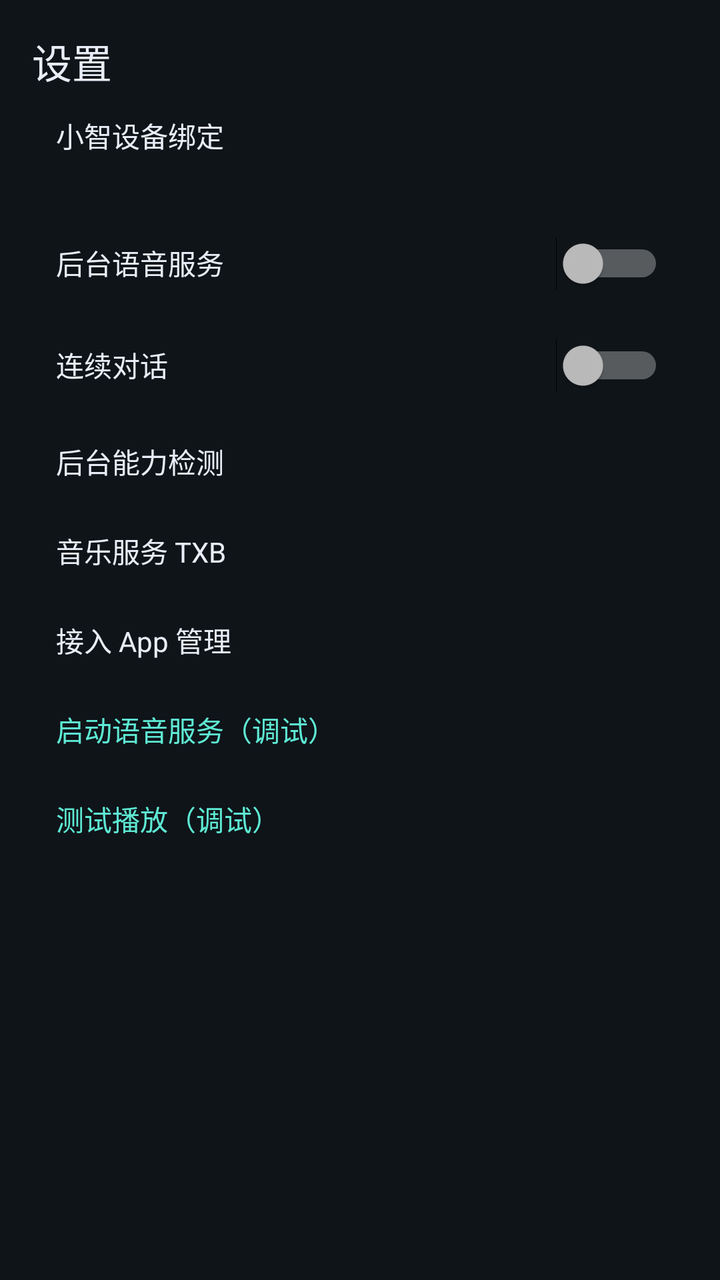
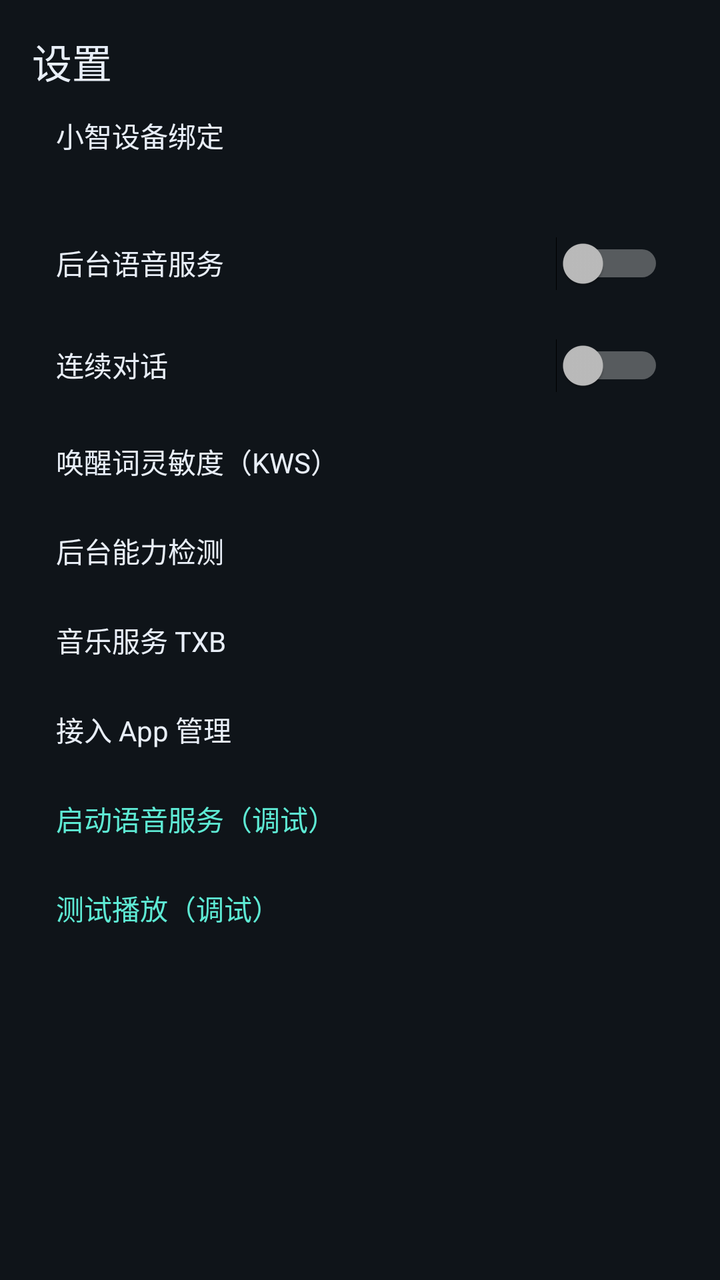

Before-and-after screenshots of an Android layout around one commit, followed by the original layout XML and the change that was made.
<!-- AndroidManifest.xml: application theme Theme.Xiaoyu -->
<!-- res/layout/activity_settings.xml -->
<?xml version="1.0" encoding="utf-8"?>
<ScrollView xmlns:android="http://schemas.android.com/apk/res/android"
    android:layout_width="match_parent"
    android:layout_height="match_parent"
    android:background="@color/xiaoyu_bg">
    <LinearLayout android:layout_width="match_parent" android:layout_height="wrap_content"
        android:orientation="vertical" android:padding="16dp">
        <TextView android:layout_width="wrap_content" android:layout_height="wrap_content"
            android:text="@string/settings" android:textColor="@color/xiaoyu_text" android:textSize="20sp"/>
        <TextView android:id="@+id/nowPlayingRow" android:layout_width="match_parent" android:layout_height="wrap_content"
            android:padding="12dp" android:textColor="@color/xiaoyu_primary" android:visibility="gone"/>
        <TextView android:id="@+id/rowBind" android:layout_width="match_parent" android:layout_height="wrap_content"
            android:padding="12dp" android:text="小智设备绑定" android:textColor="@color/xiaoyu_text"/>
        <TextView android:id="@+id/bindSummary" android:layout_width="match_parent" android:layout_height="wrap_content"
            android:paddingStart="12dp" android:textColor="@color/xiaoyu_muted" android:textSize="12sp"/>
        <LinearLayout android:layout_width="match_parent" android:layout_height="wrap_content" android:orientation="horizontal" android:padding="12dp">
            <TextView android:layout_width="0dp" android:layout_weight="1" android:layout_height="wrap_content"
                android:text="后台语音服务" android:textColor="@color/xiaoyu_text"/>
            <Switch android:id="@+id/switchBackgroundVoice" android:layout_width="wrap_content" android:layout_height="wrap_content"/>
        </LinearLayout>
        <LinearLayout android:layout_width="match_parent" android:layout_height="wrap_content" android:orientation="horizontal" android:padding="12dp">
            <TextView android:layout_width="0dp" android:layout_weight="1" android:layout_height="wrap_content"
                android:text="连续对话" android:textColor="@color/xiaoyu_text"/>
            <Switch android:id="@+id/switchContinuous" android:layout_width="wrap_content" android:layout_height="wrap_content"/>
        </LinearLayout>
        <TextView android:id="@+id/rowBackground" android:layout_width="match_parent" android:layout_height="wrap_content"
            android:padding="12dp" android:text="后台能力检测" android:textColor="@color/xiaoyu_text"/>
        <TextView android:id="@+id/rowTxb" android:layout_width="match_parent" android:layout_height="wrap_content"
            android:padding="12dp" android:text="音乐服务 TXB" android:textColor="@color/xiaoyu_text"/>
        <TextView android:id="@+id/rowAdapters" android:layout_width="match_parent" android:layout_height="wrap_content"
            android:padding="12dp" android:text="接入 App 管理" android:textColor="@color/xiaoyu_text"/>
        <TextView android:id="@+id/rowStartService" android:layout_width="match_parent" android:layout_height="wrap_content"
            android:padding="12dp" android:text="启动语音服务（调试）" android:textColor="@color/xiaoyu_primary"/>
        <TextView android:id="@+id/rowTestPlay" android:layout_width="match_parent" android:layout_height="wrap_content"
            android:padding="12dp" android:text="测试播放（调试）" android:textColor="@color/xiaoyu_primary"/>
    </LinearLayout>
</ScrollView>
<!-- resources referenced by this layout -->
<resources>
  <color name="xiaoyu_bg">#0f1419</color>
  <color name="xiaoyu_muted">#8b9bb8</color>
  <color name="xiaoyu_primary">#5eead4</color>
  <color name="xiaoyu_text">#e8eef7</color>
  <string name="settings">设置</string>
  <style name="Theme.Xiaoyu" parent="Theme.Material3.Dark.NoActionBar">
          <item name="colorPrimary">@color/xiaoyu_primary</item>
          <item name="android:statusBarColor">@color/xiaoyu_bg</item>
          <item name="android:navigationBarColor">@color/xiaoyu_bg</item>
          <item name="android:windowBackground">@color/xiaoyu_bg</item>
      </style>
</resources>

<!-- the commit's change to res/layout/activity_settings.xml (unified diff, before → after) -->
@@ -23,6 +23,8 @@
                 android:text="连续对话" android:textColor="@color/xiaoyu_text"/>
             <Switch android:id="@+id/switchContinuous" android:layout_width="wrap_content" android:layout_height="wrap_content"/>
         </LinearLayout>
+        <TextView android:id="@+id/rowKws" android:layout_width="match_parent" android:layout_height="wrap_content"
+            android:padding="12dp" android:text="@string/kws_settings_row" android:textColor="@color/xiaoyu_text"/>
         <TextView android:id="@+id/rowBackground" android:layout_width="match_parent" android:layout_height="wrap_content"
             android:padding="12dp" android:text="后台能力检测" android:textColor="@color/xiaoyu_text"/>
         <TextView android:id="@+id/rowTxb" android:layout_width="match_parent" android:layout_height="wrap_content"
<!-- resource entries referenced after the edit -->
@@ -4,6 +4,7 @@
   <color name="xiaoyu_muted">#8b9bb8</color>
   <color name="xiaoyu_primary">#5eead4</color>
   <color name="xiaoyu_text">#e8eef7</color>
+  <string name="kws_settings_row">唤醒词灵敏度（KWS）</string>
   <string name="settings">设置</string>
   <style name="Theme.Xiaoyu" parent="Theme.Material3.Dark.NoActionBar">
           <item name="colorPrimary">@color/xiaoyu_primary</item>
